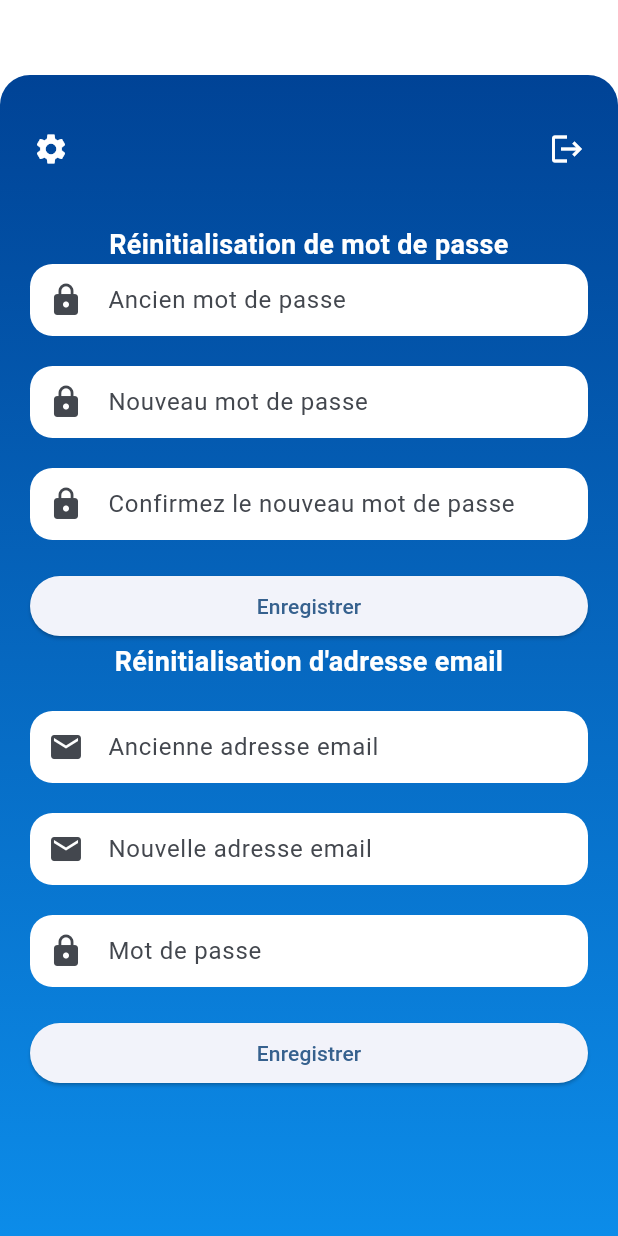
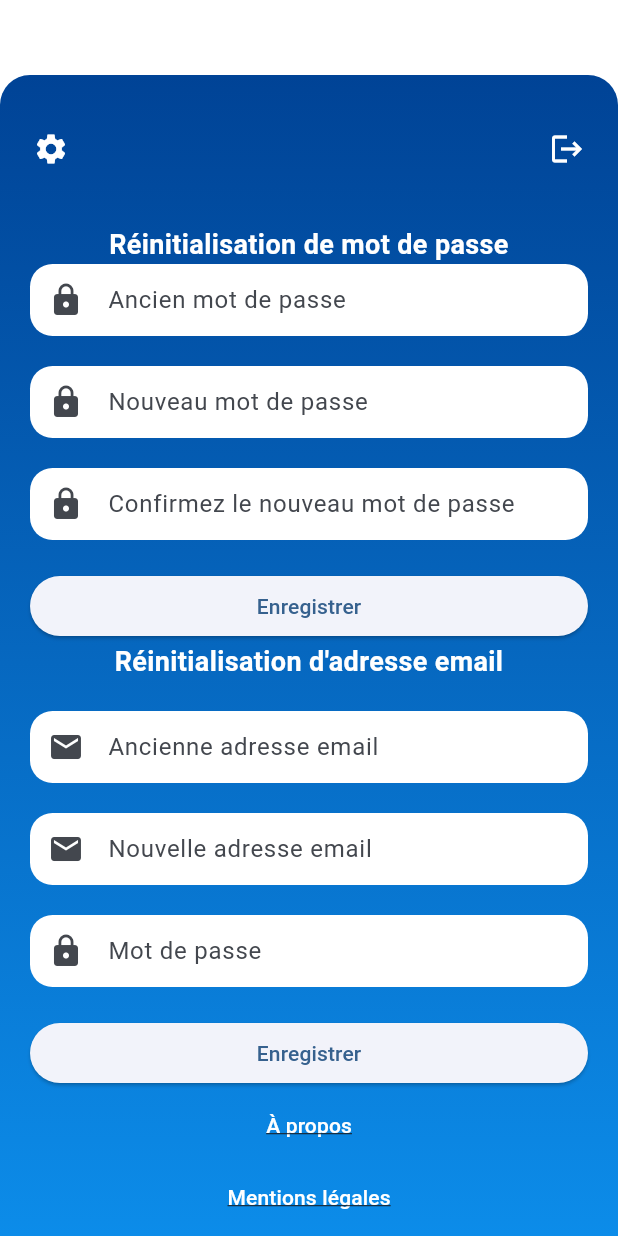
Before and after one commit to PaulDelamare/Diwe_front, a Flutter app: the SettingPage screen opened directly, on a phone screen of 412 x 824 dp. Run offline on Flutter 3.47's test engine with Material 3 defaults, Android fonts, the phone set to English and light mode, and no system bars; our stand-ins replace connectivity, fl_chart, flutter_dotenv, flutter_secure_storage, image_picker; accounts and stored records are empty.

```diff
--- a/lib/settings/settings.dart
+++ b/lib/settings/settings.dart
@@ -126,7 +126,11 @@ class _SettingPageState extends State<SettingPage> {
   @override
   Widget build(BuildContext context) {
     return Scaffold(
-      body: Center(
+      body: SingleChildScrollView(
+        scrollDirection: Axis.horizontal,
+        child: SizedBox(
+          width: MediaQuery.of(context).size.width,
+          child: Center(
         child: Stack(
           children: [
             Positioned(
@@ -380,6 +384,52 @@ class _SettingPageState extends State<SettingPage> {
                         ? CircularProgressIndicator()
                         : Text('Enregistrer'),
                   ),
+
+                  // Texte cliquable pour les pages supplémentaires
+                  TextButton(
+                    onPressed: () {
+                      // Naviguer vers la page à propos
+                      // Remplacez '/about' par le nom de votre route pour la page à propos
+                      Navigator.pushNamed(context, '/about');
+                    },
+                    child: Text(
+                      'À propos',
+                      style: TextStyle(
+                        color: Colors.white,
+                        decoration: TextDecoration.underline,
+                      ),
+                    ),
+                  ),
+                  TextButton(
+                    onPressed: () {
+                      // Naviguer vers la page des mentions légales
+                      // Remplacez '/legal' par le nom de votre route pour les mentions légales
+                      Navigator.pushNamed(context, '/legal');
+                    },
+                    child: Text(
+                      'Mentions légales',
+                      style: TextStyle(
+                        color: Colors.white,
+                        decoration: TextDecoration.underline,
+                      ),
+                    ),
+                  ),
+                  TextButton(
+                    onPressed: () {
+                      // Naviguer vers la politique de confidentialité
+                      // Remplacez '/privacy' par le nom de votre route pour la politique de confidentialité
+                      Navigator.pushNamed(context, '/privacy');
+                    },
+                    child: Text(
+                      'Politique de confidentialité',
+                      style: TextStyle(
+                        color: Colors.white,
+                        decoration: TextDecoration.underline,
+                      ),
+                    ),
+                  ),
+
+
                 ],
 
               ),
@@ -388,6 +438,9 @@ class _SettingPageState extends State<SettingPage> {
           ],
         ),
       ),
+    ),
+        ),
+
     );
   }
 }
```
Also changed, not shown: lib/service/Picture.dart (+15 -4 lines), lib/user/avatar.dart (+15 -18 lines), lib/user/infos.dart (+16 -39 lines), lib/user/user.dart (+7 -5 lines).
